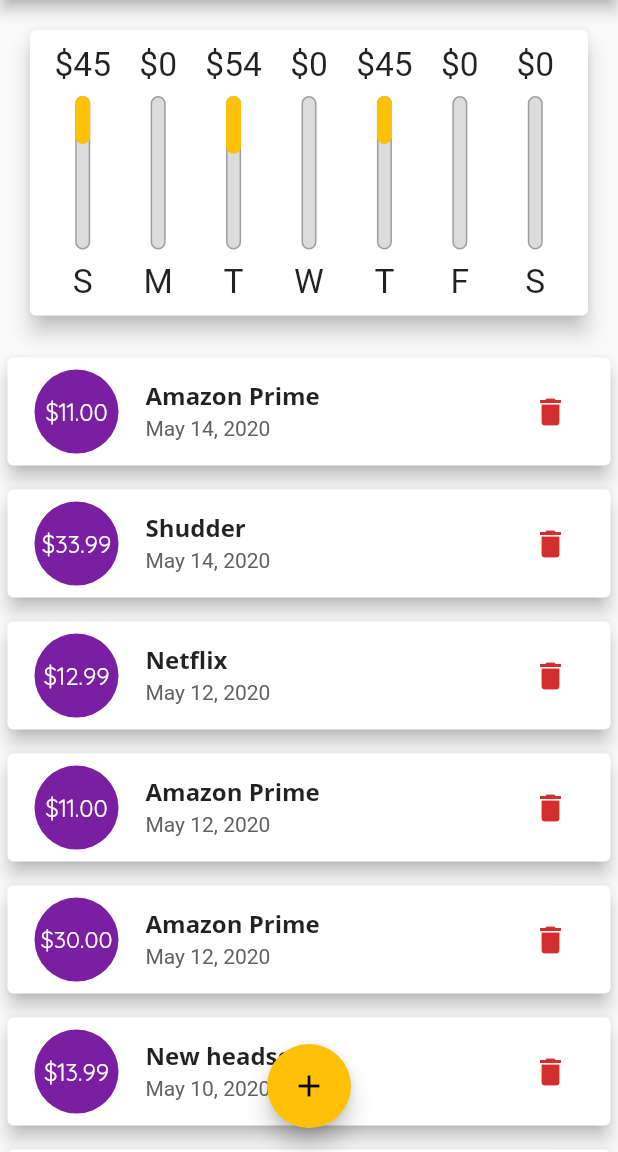
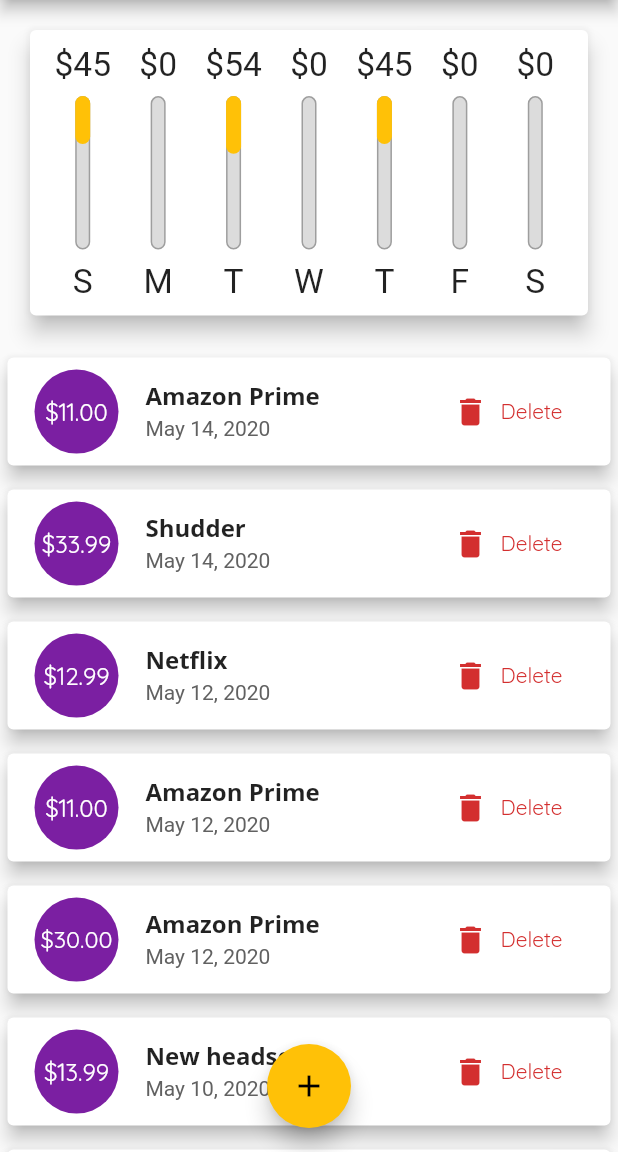
Before and after one commit to OakRaven/PersonalExpeseApp, a Flutter app: the screen it shows after launch, on a phone screen of 412 x 824 dp, the part 84-1236 px from its top. Run offline on Flutter 3.47's test engine with Material 2 defaults, Android fonts, the phone set to English and light mode, and no system bars.

Commit message:
Completed lesson 146

```diff
--- a/lib/main.dart
+++ b/lib/main.dart
@@ -128,6 +128,53 @@ class _MyHomePageState extends State<MyHomePage> {
     _userTranasctions.sort((b, a) => a.date.compareTo(b.date));
   }
 
+  List<Widget> _buildLandscapeContent({
+    @required AppBar appBar,
+    @required MediaQueryData mediaQuery,
+    @required Widget txListWidget,
+  }) {
+    return [
+      Row(
+        mainAxisAlignment: MainAxisAlignment.center,
+        children: <Widget>[
+          Text('Show Chart'),
+          Switch(
+            value: _showChart,
+            onChanged: (value) {
+              setState(() {
+                _showChart = value;
+              });
+            },
+          ),
+        ],
+      ),
+      _showChart
+          ? Container(
+              height: (mediaQuery.size.height -
+                      appBar.preferredSize.height -
+                      mediaQuery.padding.top) *
+                  0.7,
+              child: Chart(recentTransactions))
+          : txListWidget
+    ];
+  }
+
+  List<Widget> _buildPortraitContent({
+    @required AppBar appBar,
+    @required MediaQueryData mediaQuery,
+    @required Widget txListWidget,
+  }) {
+    return [
+      Container(
+          height: (mediaQuery.size.height -
+                  appBar.preferredSize.height -
+                  mediaQuery.padding.top) *
+              0.3,
+          child: Chart(recentTransactions)),
+      txListWidget
+    ];
+  }
+
   @override
   Widget build(BuildContext context) {
     final mediaQuery = MediaQuery.of(context);
@@ -160,36 +207,17 @@ class _MyHomePageState extends State<MyHomePage> {
         child: Column(
           children: <Widget>[
             if (isLandscape)
-              Row(
-                mainAxisAlignment: MainAxisAlignment.center,
-                children: <Widget>[
-                  Text('Show Chart'),
-                  Switch(
-                    value: _showChart,
-                    onChanged: (value) {
-                      setState(() {
-                        _showChart = value;
-                      });
-                    },
-                  ),
-                ],
+              ..._buildLandscapeContent(
+                appBar: appBar,
+                mediaQuery: mediaQuery,
+                txListWidget: txListWidget,
               ),
             if (!isLandscape)
-              Container(
-                  height: (mediaQuery.size.height -
-                          appBar.preferredSize.height -
-                          mediaQuery.padding.top) *
-                      0.3,
-                  child: Chart(recentTransactions)),
-            if (!isLandscape) txListWidget,
-            _showChart
-                ? Container(
-                    height: (mediaQuery.size.height -
-                            appBar.preferredSize.height -
-                            mediaQuery.padding.top) *
-                        0.7,
-                    child: Chart(recentTransactions))
-                : txListWidget,
+              ..._buildPortraitContent(
+                appBar: appBar,
+                mediaQuery: mediaQuery,
+                txListWidget: txListWidget,
+              ),
           ],
         ),
       ),
--- a/lib/widgets/transaction_list.dart
+++ b/lib/widgets/transaction_list.dart
@@ -1,6 +1,6 @@
 import 'package:flutter/material.dart';
-import 'package:intl/intl.dart';
 
+import './transaction_list_item.dart';
 import '../models/transaction.dart';
 
 class TransactionList extends StatelessWidget {
@@ -79,49 +79,9 @@ class TransactionList extends StatelessWidget {
               itemBuilder: (ctx, index) {
                 var tx = transactions[index];
 
-                return Card(
-                  elevation: 5,
-                  margin: EdgeInsets.symmetric(
-                    vertical: 8,
-                    horizontal: 5,
-                  ),
-                  child: ListTile(
-                    leading: CircleAvatar(
-                      radius: 30,
-                      child: Padding(
-                        padding: EdgeInsets.all(6),
-                        child: FittedBox(
-                            child: Text('\$${tx.amount.toStringAsFixed(2)}')),
-                      ),
-                    ),
-                    title: Text(
-                      tx.title,
-                      style: Theme.of(context).textTheme.headline6,
-                    ),
-                    subtitle: Text(
-                      DateFormat.yMMMMd().format(tx.date),
-                      style: TextStyle(
-                        color: Colors.grey[700],
-                      ),
-                    ),
-                    trailing: mediaQuery.size.width > 460
-                        ? FlatButton.icon(
-                            textColor: Theme.of(context).errorColor,
-                            label: Text('Delete'),
-                            icon: Icon(Icons.delete),
-                            onPressed: () {
-                              _startDeleteTransaction(context, tx);
-                            },
-                          )
-                        : IconButton(
-                            icon: Icon(Icons.delete),
-                            color: Theme.of(context).errorColor,
-                            onPressed: () {
-                              _startDeleteTransaction(context, tx);
-                            },
-                          ),
-                  ),
-                );
+                return TransactionItem(
+                    transaction: tx,
+                    deleteTransaction: _startDeleteTransaction);
               },
             ),
     );
--- /dev/null
+++ b/lib/widgets/transaction_list_item.dart
@@ -0,0 +1,62 @@
+import 'package:flutter/material.dart';
+import 'package:intl/intl.dart';
+
+import '../models/transaction.dart';
+
+class TransactionItem extends StatelessWidget {
+  const TransactionItem(
+      {Key key, @required this.transaction, @required this.deleteTransaction})
+      : super(key: key);
+
+  final Transaction transaction;
+  final Function deleteTransaction;
+
+  @override
+  Widget build(BuildContext context) {
+    var mediaQuery = MediaQuery.of(context);
+
+    return Card(
+      elevation: 5,
+      margin: const EdgeInsets.symmetric(
+        vertical: 8,
+        horizontal: 5,
+      ),
+      child: ListTile(
+        leading: CircleAvatar(
+          radius: 30,
+          child: Padding(
+            padding: EdgeInsets.all(6),
+            child: FittedBox(
+                child: Text('\$${transaction.amount.toStringAsFixed(2)}')),
+          ),
+        ),
+        title: Text(
+          transaction.title,
+          style: Theme.of(context).textTheme.headline6,
+        ),
+        subtitle: Text(
+          DateFormat.yMMMMd().format(transaction.date),
+          style: TextStyle(
+            color: Colors.grey[700],
+          ),
+        ),
+        trailing: mediaQuery.size.width > 360
+            ? FlatButton.icon(
+                textColor: Theme.of(context).errorColor,
+                label: const Text('Delete'),
+                icon: const Icon(Icons.delete),
+                onPressed: () {
+                  deleteTransaction(context, transaction);
+                },
+              )
+            : IconButton(
+                icon: const Icon(Icons.delete),
+                color: Theme.of(context).errorColor,
+                onPressed: () {
+                  deleteTransaction(context, transaction);
+                },
+              ),
+      ),
+    );
+  }
+}
```
Also changed, not shown: pubspec.lock.
